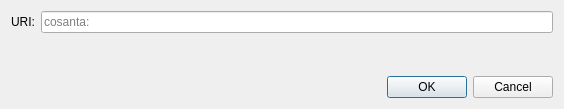
Qt form src/qt/forms/openuridialog.ui (piratecash/piratecash) before a commit.
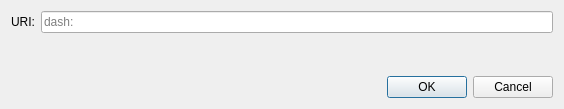
The same form after that commit. Custom widgets are drawn as their Qt base class.

The edit to the form file:
```diff
--- a/src/qt/forms/openuridialog.ui
+++ b/src/qt/forms/openuridialog.ui
@@ -26,7 +26,7 @@
      <item>
       <widget class="QValidatedLineEdit" name="uriEdit">
        <property name="placeholderText">
-        <string notr="true">cosanta:</string>
+        <string notr="true">dash:</string>
        </property>
       </widget>
      </item>
```
